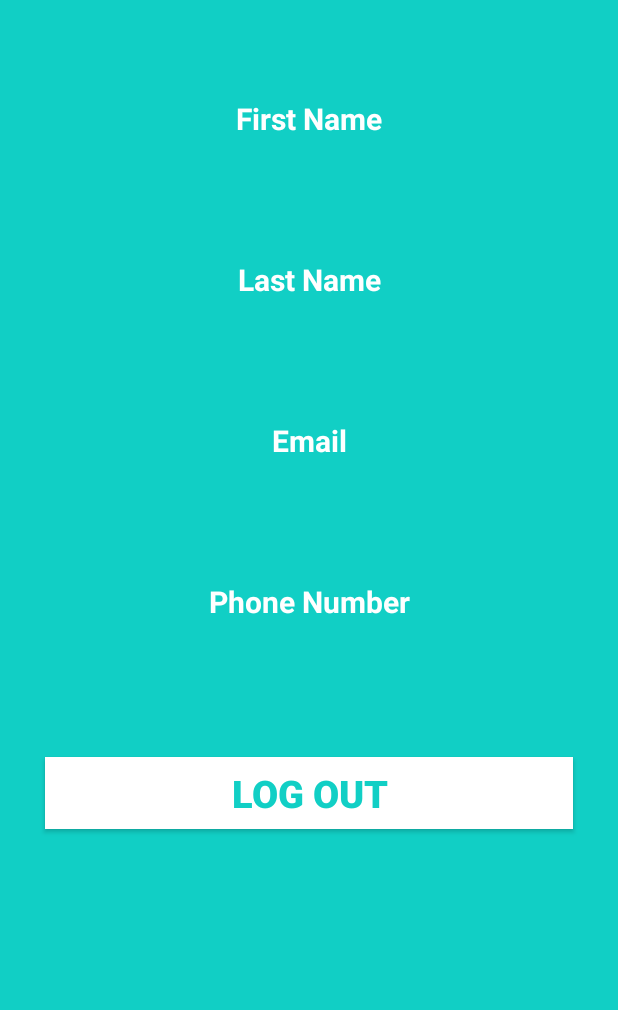
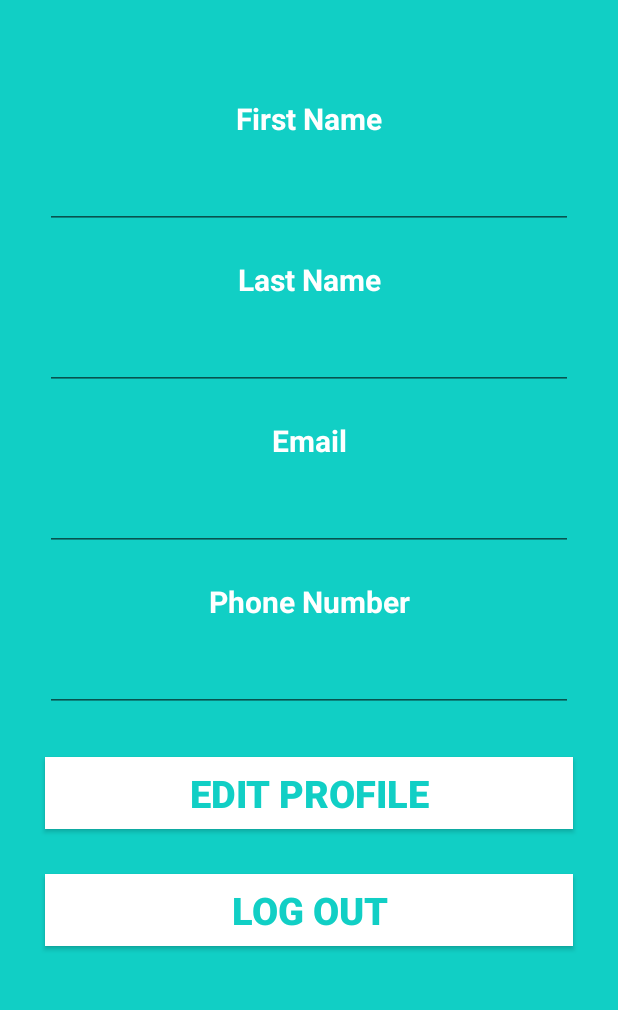
Before and after one commit to JoanWaweru/MakanikApp, an Android app: the ViewProfileActivity screen opened directly, with no data from a screen before it, on a phone screen of 412 x 824 dp, the part 80-1090 px from its top. Run offline under Robolectric (Android 15) with nearby library versions, the phone set to English and light mode, and no system bars; our stand-ins replace Firebase (no records; nobody signed in at launch, a user with empty details on screens opened directly); Roboto replaces fonts that are not available here.

Commit message:
Main Screen Opens New Intents

```diff
--- a/app/src/main/java/com/joan/makanikapp/MainScreenActivity.java
+++ b/app/src/main/java/com/joan/makanikapp/MainScreenActivity.java
@@ -3,6 +3,7 @@ package com.joan.makanikapp;
 import androidx.appcompat.app.AppCompatActivity;
 import androidx.cardview.widget.CardView;
 
+import android.app.Activity;
 import android.content.Intent;
 import android.os.Bundle;
 import android.view.View;
@@ -44,7 +45,7 @@ public class MainScreenActivity extends AppCompatActivity implements View.OnClic
                 break;
 
             case R.id.signAsMechanicCard:
-                i = new Intent(this,MechanicRegisterActivity.class);
+                i = new Intent(this,NavigationDrawerActivity.class);
                 startActivity(i);
                 break;
 
--- a/app/src/main/java/com/joan/makanikapp/ViewProfileActivity.java
+++ b/app/src/main/java/com/joan/makanikapp/ViewProfileActivity.java
@@ -18,6 +18,7 @@ import android.os.Bundle;
 import android.view.View;
 //import android.widget.AdapterView;
 import android.widget.Button;
+import android.widget.EditText;
 import android.widget.TextView;
 import android.widget.Toast;
 
@@ -37,8 +38,11 @@ import com.google.firebase.database.ValueEventListener;
 
 public class ViewProfileActivity extends AppCompatActivity {
 
-    TextView firstname,lastname,email,phone_number,welcome;
-    Button logout;
+    TextView welcome;
+    EditText firstname,lastname,email,phone_number;
+    Button logout,editProfileBtn;
+    String _FIRSTNAME,_LASTNAME,_EMAIL,_PHONENUMBER;
+
     FirebaseDatabase rootnode;
     DatabaseReference reference;
     private String userID;
@@ -67,15 +71,16 @@ public class ViewProfileActivity extends AppCompatActivity {
         phone_number = findViewById(R.id.profile_displayphonenumber);
         welcome = findViewById(R.id.text_welcome);
         logout = findViewById(R.id.button_logout);
+        editProfileBtn = findViewById(R.id.button_edit_profile);
 
         user = FirebaseAuth.getInstance().getCurrentUser();
         reference = FirebaseDatabase.getInstance().getReference("user");
         userID = user.getUid();
 
-        final TextView firstnameTextView = findViewById(R.id.profile_displayfirstname);
-        final TextView lastnameTextView = findViewById(R.id.profile_displaylastname);
-        final TextView emailTextView = findViewById(R.id.profile_displayemail);
-        final TextView phonenumberTextView = findViewById(R.id.profile_displayphonenumber);
+        final EditText firstnameTextView = findViewById(R.id.profile_displayfirstname);
+        final EditText lastnameTextView = findViewById(R.id.profile_displaylastname);
+        final EditText emailTextView = findViewById(R.id.profile_displayemail);
+        final EditText phonenumberTextView = findViewById(R.id.profile_displayphonenumber);
         final TextView welcomeTextView = findViewById(R.id.text_welcome);
 
         reference.child(userID).addListenerForSingleValueEvent(new ValueEventListener() {
@@ -247,6 +252,18 @@ public class ViewProfileActivity extends AppCompatActivity {
                 startActivity(new Intent(ViewProfileActivity.this,LoginActivity.class));
                 break;
         }
+    }
 
-    }
+//    public void updateProfile(View view) {
+//        switch (view.getId()){
+//            case R.id.button_edit_profile:
+//                String _EMAIL = email.getEditText().getText().toString;
+//                String _PHONENUMBER = phone_number.getEditText().getText().toString;
+//                firebaseDatebase
+//    }
+
+
+    //editProfileBtn = findViewById(R.id.button_edit_profile);
+
+
 }
--- a/app/src/main/res/layout/activity_viewprofile.xml
+++ b/app/src/main/res/layout/activity_viewprofile.xml
@@ -65,7 +65,7 @@
         android:textColor="@color/whiteTextColor">
 
     </TextView>
-    <TextView
+    <EditText
         android:layout_width="match_parent"
         android:layout_height="50dp"
         android:id="@+id/profile_displayfirstname"
@@ -78,7 +78,7 @@
         android:layout_marginTop="10dp"
         android:layout_marginHorizontal="30dp">
 
-    </TextView>
+    </EditText>
 
     <TextView
         android:layout_width="match_parent"
@@ -95,7 +95,7 @@
         android:textColor="@color/whiteTextColor">
 
     </TextView>
-    <TextView
+    <EditText
         android:layout_width="match_parent"
         android:layout_height="50dp"
         android:id="@+id/profile_displaylastname"
@@ -108,7 +108,7 @@
         android:layout_marginTop="10dp"
         android:layout_marginHorizontal="30dp">
 
-    </TextView>
+    </EditText>
 
     <TextView
         android:layout_width="match_parent"
@@ -125,7 +125,7 @@
         android:textColor="@color/whiteTextColor">
 
     </TextView>
-    <TextView
+    <EditText
         android:layout_width="match_parent"
         android:layout_height="50dp"
         android:id="@+id/profile_displayemail"
@@ -138,7 +138,7 @@
         android:layout_marginTop="10dp"
         android:layout_marginHorizontal="30dp">
 
-    </TextView>
+    </EditText>
 
     <TextView
         android:layout_width="match_parent"
@@ -155,7 +155,7 @@
         android:textColor="@color/whiteTextColor">
 
     </TextView>
-    <TextView
+    <EditText
         android:layout_width="match_parent"
         android:layout_height="50dp"
         android:id="@+id/profile_displayphonenumber"
@@ -168,7 +168,25 @@
         android:layout_marginTop="10dp"
         android:layout_marginHorizontal="30dp">
 
-    </TextView>
+    </EditText>
+
+    <Button
+        android:layout_width="match_parent"
+        android:layout_height="wrap_content"
+        android:id="@+id/button_edit_profile"
+        android:text="Edit Profile"
+        android:textColor="@color/themeColor"
+        android:textStyle="bold"
+        android:textSize="25sp"
+        android:background="@color/whiteTextColor"
+        android:textAlignment="center"
+        android:gravity="center"
+        app:layout_constraintStart_toStartOf="parent"
+        app:layout_constraintTop_toBottomOf="@id/profile_displayphonenumber"
+        android:layout_marginTop="30dp"
+        android:onClick="updateProfile"
+        android:layout_marginHorizontal="30dp"/>
+
     <Button
         android:layout_width="match_parent"
         android:layout_height="wrap_content"
@@ -181,7 +199,7 @@
         android:textAlignment="center"
         android:gravity="center"
         app:layout_constraintStart_toStartOf="parent"
-        app:layout_constraintTop_toBottomOf="@id/profile_displayphonenumber"
+        app:layout_constraintTop_toBottomOf="@id/button_edit_profile"
         android:layout_marginTop="30dp"
         android:onClick="logOut"
         android:layout_marginHorizontal="30dp">
--- a/app/src/main/res/values/strings.xml
+++ b/app/src/main/res/values/strings.xml
@@ -29,7 +29,7 @@
     <string name="menu_gallery">Gallery</string>
     <string name="menu_slideshow">Slideshow</string>
     <string name="my_dashboard">My Dashboard</string>
-    <string name="welcome_user">Welcome, User!</string>
+    <string name="welcome_user">Welcome!</string>
     <string name="sign_in_as_mechanic">Sign As Mechanic</string>
     <string name="view_profile">View Profile</string>
     <string name="request_mechanic">Call Mechanic</string>
```
